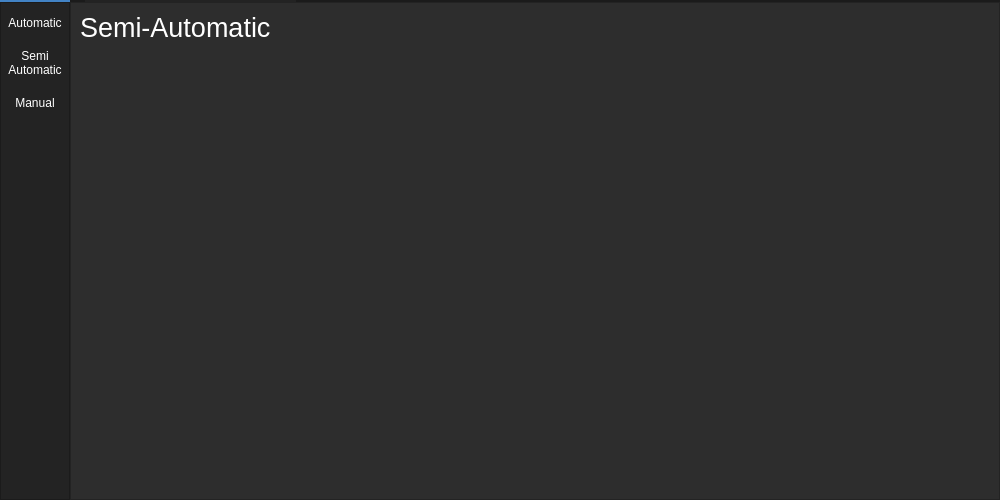
This is Code/Python controller/ui_main.ui in c2hm/CampUS as Qt 5 draws it before an edit. The edited form follows.
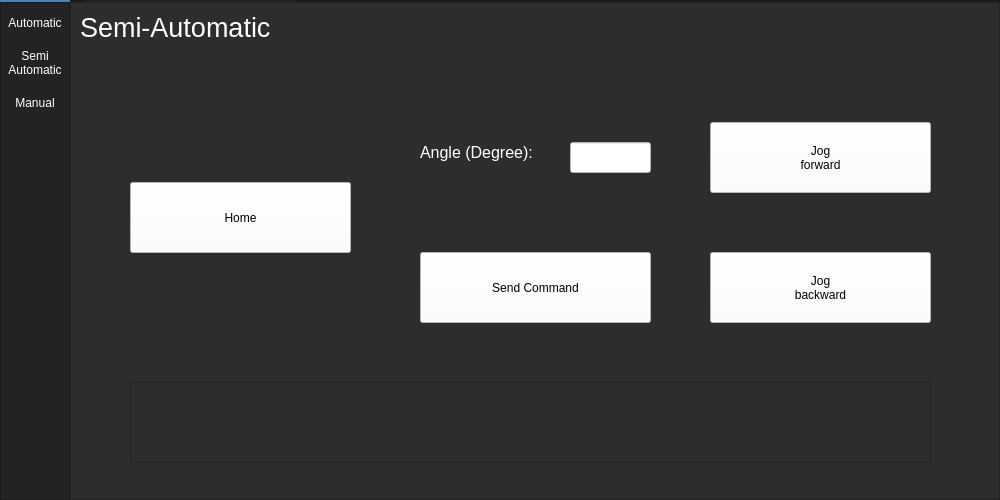
This is the edited form. The open tabs and pages were chosen to show the change.

Commit message: Semi auto page + modif on every pages + object names

Patch:
```diff
--- a/Code/Python controller/ui_main.ui
+++ b/Code/Python controller/ui_main.ui
@@ -2057,6 +2057,533 @@
                <string>Semi-Automatic</string>
               </property>
              </widget>
+             <widget class="QLineEdit" name="angle_input_semi">
+              <property name="geometry">
+               <rect>
+                <x>490</x>
+                <y>130</y>
+                <width>81</width>
+                <height>31</height>
+               </rect>
+              </property>
+              <property name="styleSheet">
+               <string notr="true">background-color: rgb(255, 255, 255);
+font: 12pt &quot;MS Shell Dlg 2&quot;;</string>
+              </property>
+             </widget>
+             <widget class="QLabel" name="label_19">
+              <property name="geometry">
+               <rect>
+                <x>340</x>
+                <y>120</y>
+                <width>161</width>
+                <height>41</height>
+               </rect>
+              </property>
+              <property name="palette">
+               <palette>
+                <active>
+                 <colorrole role="WindowText">
+                  <brush brushstyle="SolidPattern">
+                   <color alpha="255">
+                    <red>255</red>
+                    <green>255</green>
+                    <blue>255</blue>
+                   </color>
+                  </brush>
+                 </colorrole>
+                 <colorrole role="Button">
+                  <brush brushstyle="SolidPattern">
+                   <color alpha="255">
+                    <red>45</red>
+                    <green>45</green>
+                    <blue>45</blue>
+                   </color>
+                  </brush>
+                 </colorrole>
+                 <colorrole role="Text">
+                  <brush brushstyle="SolidPattern">
+                   <color alpha="255">
+                    <red>255</red>
+                    <green>255</green>
+                    <blue>255</blue>
+                   </color>
+                  </brush>
+                 </colorrole>
+                 <colorrole role="ButtonText">
+                  <brush brushstyle="SolidPattern">
+                   <color alpha="255">
+                    <red>255</red>
+                    <green>255</green>
+                    <blue>255</blue>
+                   </color>
+                  </brush>
+                 </colorrole>
+                 <colorrole role="Base">
+                  <brush brushstyle="SolidPattern">
+                   <color alpha="255">
+                    <red>45</red>
+                    <green>45</green>
+                    <blue>45</blue>
+                   </color>
+                  </brush>
+                 </colorrole>
+                 <colorrole role="Window">
+                  <brush brushstyle="SolidPattern">
+                   <color alpha="255">
+                    <red>45</red>
+                    <green>45</green>
+                    <blue>45</blue>
+                   </color>
+                  </brush>
+                 </colorrole>
+                 <colorrole role="PlaceholderText">
+                  <brush brushstyle="NoBrush">
+                   <color alpha="128">
+                    <red>255</red>
+                    <green>255</green>
+                    <blue>255</blue>
+                   </color>
+                  </brush>
+                 </colorrole>
+                </active>
+                <inactive>
+                 <colorrole role="WindowText">
+                  <brush brushstyle="SolidPattern">
+                   <color alpha="255">
+                    <red>255</red>
+                    <green>255</green>
+                    <blue>255</blue>
+                   </color>
+                  </brush>
+                 </colorrole>
+                 <colorrole role="Button">
+                  <brush brushstyle="SolidPattern">
+                   <color alpha="255">
+                    <red>45</red>
+                    <green>45</green>
+                    <blue>45</blue>
+                   </color>
+                  </brush>
+                 </colorrole>
+                 <colorrole role="Text">
+                  <brush brushstyle="SolidPattern">
+                   <color alpha="255">
+                    <red>255</red>
+                    <green>255</green>
+                    <blue>255</blue>
+                   </color>
+                  </brush>
+                 </colorrole>
+                 <colorrole role="ButtonText">
+                  <brush brushstyle="SolidPattern">
+                   <color alpha="255">
+                    <red>255</red>
+                    <green>255</green>
+                    <blue>255</blue>
+                   </color>
+                  </brush>
+                 </colorrole>
+                 <colorrole role="Base">
+                  <brush brushstyle="SolidPattern">
+                   <color alpha="255">
+                    <red>45</red>
+                    <green>45</green>
+                    <blue>45</blue>
+                   </color>
+                  </brush>
+                 </colorrole>
+                 <colorrole role="Window">
+                  <brush brushstyle="SolidPattern">
+                   <color alpha="255">
+                    <red>45</red>
+                    <green>45</green>
+                    <blue>45</blue>
+                   </color>
+                  </brush>
+                 </colorrole>
+                 <colorrole role="PlaceholderText">
+                  <brush brushstyle="NoBrush">
+                   <color alpha="128">
+                    <red>255</red>
+                    <green>255</green>
+                    <blue>255</blue>
+                   </color>
+                  </brush>
+                 </colorrole>
+                </inactive>
+                <disabled>
+                 <colorrole role="WindowText">
+                  <brush brushstyle="SolidPattern">
+                   <color alpha="255">
+                    <red>255</red>
+                    <green>255</green>
+                    <blue>255</blue>
+                   </color>
+                  </brush>
+                 </colorrole>
+                 <colorrole role="Button">
+                  <brush brushstyle="SolidPattern">
+                   <color alpha="255">
+                    <red>45</red>
+                    <green>45</green>
+                    <blue>45</blue>
+                   </color>
+                  </brush>
+                 </colorrole>
+                 <colorrole role="Text">
+                  <brush brushstyle="SolidPattern">
+                   <color alpha="255">
+                    <red>255</red>
+                    <green>255</green>
+                    <blue>255</blue>
+                   </color>
+                  </brush>
+                 </colorrole>
+                 <colorrole role="ButtonText">
+                  <brush brushstyle="SolidPattern">
+                   <color alpha="255">
+                    <red>255</red>
+                    <green>255</green>
+                    <blue>255</blue>
+                   </color>
+                  </brush>
+                 </colorrole>
+                 <colorrole role="Base">
+                  <brush brushstyle="SolidPattern">
+                   <color alpha="255">
+                    <red>45</red>
+                    <green>45</green>
+                    <blue>45</blue>
+                   </color>
+                  </brush>
+                 </colorrole>
+                 <colorrole role="Window">
+                  <brush brushstyle="SolidPattern">
+                   <color alpha="255">
+                    <red>45</red>
+                    <green>45</green>
+                    <blue>45</blue>
+                   </color>
+                  </brush>
+                 </colorrole>
+                 <colorrole role="PlaceholderText">
+                  <brush brushstyle="NoBrush">
+                   <color alpha="128">
+                    <red>255</red>
+                    <green>255</green>
+                    <blue>255</blue>
+                   </color>
+                  </brush>
+                 </colorrole>
+                </disabled>
+               </palette>
+              </property>
+              <property name="font">
+               <font>
+                <family>MS Shell Dlg 2</family>
+                <pointsize>12</pointsize>
+                <weight>50</weight>
+                <italic>false</italic>
+                <bold>false</bold>
+               </font>
+              </property>
+              <property name="styleSheet">
+               <string notr="true">color: rgb(255, 255, 255);
+font: 12pt &quot;MS Shell Dlg 2&quot;;</string>
+              </property>
+              <property name="text">
+               <string>Angle (Degree):</string>
+              </property>
+             </widget>
+             <widget class="QPushButton" name="pb_sendcmd">
+              <property name="geometry">
+               <rect>
+                <x>340</x>
+                <y>240</y>
+                <width>231</width>
+                <height>71</height>
+               </rect>
+              </property>
+              <property name="palette">
+               <palette>
+                <active>
+                 <colorrole role="Button">
+                  <brush brushstyle="SolidPattern">
+                   <color alpha="255">
+                    <red>255</red>
+                    <green>255</green>
+                    <blue>255</blue>
+                   </color>
+                  </brush>
+                 </colorrole>
+                 <colorrole role="Base">
+                  <brush brushstyle="SolidPattern">
+                   <color alpha="255">
+                    <red>255</red>
+                    <green>255</green>
+                    <blue>255</blue>
+                   </color>
+                  </brush>
+                 </colorrole>
+                 <colorrole role="Window">
+                  <brush brushstyle="SolidPattern">
+                   <color alpha="255">
+                    <red>255</red>
+                    <green>255</green>
+                    <blue>255</blue>
+                   </color>
+                  </brush>
+                 </colorrole>
+                </active>
+                <inactive>
+                 <colorrole role="Button">
+                  <brush brushstyle="SolidPattern">
+                   <color alpha="255">
+                    <red>255</red>
+                    <green>255</green>
+                    <blue>255</blue>
+                   </color>
+                  </brush>
+                 </colorrole>
+                 <colorrole role="Base">
+                  <brush brushstyle="SolidPattern">
+                   <color alpha="255">
+                    <red>255</red>
+                    <green>255</green>
+                    <blue>255</blue>
+                   </color>
+                  </brush>
+                 </colorrole>
+                 <colorrole role="Window">
+                  <brush brushstyle="SolidPattern">
+                   <color alpha="255">
+                    <red>255</red>
+                    <green>255</green>
+                    <blue>255</blue>
+                   </color>
+                  </brush>
+                 </colorrole>
+                </inactive>
+                <disabled>
+                 <colorrole role="Button">
+                  <brush brushstyle="SolidPattern">
+                   <color alpha="255">
+                    <red>255</red>
+                    <green>255</green>
+                    <blue>255</blue>
+                   </color>
+                  </brush>
+                 </colorrole>
+                 <colorrole role="Base">
+                  <brush brushstyle="SolidPattern">
+                   <color alpha="255">
+                    <red>255</red>
+                    <green>255</green>
+                    <blue>255</blue>
+                   </color>
+                  </brush>
+                 </colorrole>
+                 <colorrole role="Window">
+                  <brush brushstyle="SolidPattern">
+                   <color alpha="255">
+                    <red>255</red>
+                    <green>255</green>
+                    <blue>255</blue>
+                   </color>
+                  </brush>
+                 </colorrole>
+                </disabled>
+               </palette>
+              </property>
+              <property name="styleSheet">
+               <string notr="true">background-color: rgb(255, 255, 255);
+font: 12pt &quot;MS Shell Dlg 2&quot;;</string>
+              </property>
+              <property name="text">
+               <string>Send Command</string>
+              </property>
+             </widget>
+             <widget class="QListView" name="listView">
+              <property name="geometry">
+               <rect>
+                <x>50</x>
+                <y>370</y>
+                <width>801</width>
+                <height>81</height>
+               </rect>
+              </property>
+             </widget>
+             <widget class="QPushButton" name="pb_home_semi">
+              <property name="geometry">
+               <rect>
+                <x>50</x>
+                <y>170</y>
+                <width>221</width>
+                <height>71</height>
+               </rect>
+              </property>
+              <property name="palette">
+               <palette>
+                <active>
+                 <colorrole role="Button">
+                  <brush brushstyle="SolidPattern">
+                   <color alpha="255">
+                    <red>255</red>
+                    <green>255</green>
+                    <blue>255</blue>
+                   </color>
+                  </brush>
+                 </colorrole>
+                 <colorrole role="Base">
+                  <brush brushstyle="SolidPattern">
+                   <color alpha="255">
+                    <red>255</red>
+                    <green>255</green>
+                    <blue>255</blue>
+                   </color>
+                  </brush>
+                 </colorrole>
+                 <colorrole role="Window">
+                  <brush brushstyle="SolidPattern">
+                   <color alpha="255">
+                    <red>255</red>
+                    <green>255</green>
+                    <blue>255</blue>
+                   </color>
+                  </brush>
+                 </colorrole>
+                </active>
+                <inactive>
+                 <colorrole role="Button">
+                  <brush brushstyle="SolidPattern">
+                   <color alpha="255">
+                    <red>255</red>
+                    <green>255</green>
+                    <blue>255</blue>
+                   </color>
+                  </brush>
+                 </colorrole>
+                 <colorrole role="Base">
+                  <brush brushstyle="SolidPattern">
+                   <color alpha="255">
+                    <red>255</red>
+                    <green>255</green>
+                    <blue>255</blue>
+                   </color>
+                  </brush>
+                 </colorrole>
+                 <colorrole role="Window">
+                  <brush brushstyle="SolidPattern">
+                   <color alpha="255">
+                    <red>255</red>
+                    <green>255</green>
+                    <blue>255</blue>
+                   </color>
+                  </brush>
+                 </colorrole>
+                </inactive>
+                <disabled>
+                 <colorrole role="Button">
+                  <brush brushstyle="SolidPattern">
+                   <color alpha="255">
+                    <red>255</red>
+                    <green>255</green>
+                    <blue>255</blue>
+                   </color>
+                  </brush>
+                 </colorrole>
+                 <colorrole role="Base">
+                  <brush brushstyle="SolidPattern">
+                   <color alpha="255">
+                    <red>255</red>
+                    <green>255</green>
+                    <blue>255</blue>
+                   </color>
+                  </brush>
+                 </colorrole>
+                 <colorrole role="Window">
+                  <brush brushstyle="SolidPattern">
+                   <color alpha="255">
+                    <red>255</red>
+                    <green>255</green>
+                    <blue>255</blue>
+                   </color>
+                  </brush>
+                 </colorrole>
+                </disabled>
+               </palette>
+              </property>
+              <property name="styleSheet">
+               <string notr="true">background-color: rgb(255, 255, 255);
+font: 12pt &quot;MS Shell Dlg 2&quot;;</string>
+              </property>
+              <property name="text">
+               <string>Home</string>
+              </property>
+             </widget>
+             <widget class="QPushButton" name="pb_jogf">
+              <property name="geometry">
+               <rect>
+                <x>630</x>
+                <y>110</y>
+                <width>221</width>
+                <height>71</height>
+               </rect>
+              </property>
+              <property name="styleSheet">
+               <string notr="true">font: 12pt &quot;MS Shell Dlg 2&quot;;
+background-color: rgb(255, 255, 255);</string>
+              </property>
+              <property name="text">
+               <string>Jog 
+forward</string>
+              </property>
+             </widget>
+             <widget class="QPushButton" name="pb_jogb">
+              <property name="geometry">
+               <rect>
+                <x>630</x>
+                <y>240</y>
+                <width>221</width>
+                <height>71</height>
+               </rect>
+              </property>
+              <property name="styleSheet">
+               <string notr="true">font: 12pt &quot;MS Shell Dlg 2&quot;;
+background-color: rgb(255, 255, 255);</string>
+              </property>
+              <property name="text">
+               <string>Jog 
+backward</string>
+              </property>
+             </widget>
+             <widget class="QLabel" name="label_state_semi">
+              <property name="geometry">
+               <rect>
+                <x>70</x>
+                <y>380</y>
+                <width>761</width>
+                <height>61</height>
+               </rect>
+              </property>
+              <property name="styleSheet">
+               <string notr="true">color: rgb(255, 255, 255);
+font: 12pt &quot;MS Shell Dlg 2&quot;;</string>
+              </property>
+              <property name="text">
+               <string/>
+              </property>
+             </widget>
+             <zorder>label_19</zorder>
+             <zorder>SemiAuto_Title</zorder>
+             <zorder>angle_input_semi</zorder>
+             <zorder>pb_sendcmd</zorder>
+             <zorder>listView</zorder>
+             <zorder>pb_home_semi</zorder>
+             <zorder>pb_jogf</zorder>
+             <zorder>pb_jogb</zorder>
+             <zorder>label_state_semi</zorder>
             </widget>
             <widget class="QWidget" name="page_3">
              <widget class="QLabel" name="Manual_Title">
```
Left out of the diff: 330 changed lines with no effect on the pictures. The commit also changes 4 other files.
